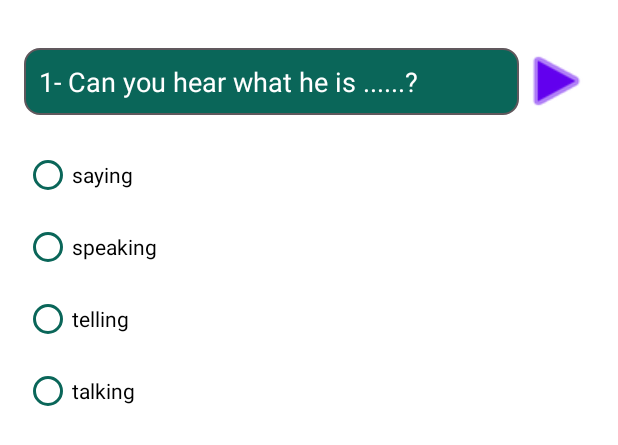
After one commit to daodat2000/EnglishQuiz, an Android app: the layout listening_view.xml on its own in the app's theme, with its tools: preview values and no code run, on a phone screen of 412 x 824 dp. The commit adds this screen. Shown: the top 445 px of the screen. Run offline under Robolectric (Android 15) with nearby library versions, the phone set to English and light mode, and no system bars.

Commit message:
listening

```diff
--- /dev/null
+++ b/app/src/main/res/layout/listening_view.xml
@@ -0,0 +1,61 @@
+<?xml version="1.0" encoding="utf-8"?>
+<LinearLayout
+    xmlns:android="http://schemas.android.com/apk/res/android"
+    android:layout_width="match_parent"
+    android:layout_height="wrap_content">
+    <LinearLayout
+        android:layout_width="match_parent"
+        android:layout_height="wrap_content"
+        android:orientation="vertical"
+        android:padding="16dp">
+        <LinearLayout
+            android:layout_width="match_parent"
+            android:layout_height="wrap_content"
+            android:orientation="horizontal">
+
+            <TextView
+                style="@style/questions"
+                android:layout_width="wrap_content"
+                android:layout_weight="3"
+                android:id="@+id/question"
+                android:text="@string/question_one" />
+            <Button
+                android:layout_width="50dp"
+                android:layout_height="wrap_content"
+                android:background="@android:drawable/ic_media_play"
+                android:id="@+id/btnPlay"
+                android:layout_gravity="center_vertical"
+                />
+
+        </LinearLayout>
+
+        <!-- Answers for question one. -->
+        <RadioGroup
+            android:id="@+id/answer"
+            android:layout_width="match_parent"
+            android:layout_height="match_parent"
+            android:orientation="vertical">
+
+            <RadioButton
+                android:id="@+id/answer_1"
+                style="@style/answers"
+                android:text="@string/q1_answer_a" />
+
+
+            <RadioButton
+                android:id="@+id/answer_2"
+                style="@style/answers"
+                android:text="@string/q1_answer_b" />
+
+            <RadioButton
+                android:id="@+id/answer_3"
+                style="@style/answers"
+                android:text="@string/q1_answer_c" />
+            <RadioButton
+                android:id="@+id/answer_4"
+                style="@style/answers"
+                android:text="talking" />
+
+        </RadioGroup>
+    </LinearLayout>
+</LinearLayout>
```
Also changed, not shown: app/src/main/AndroidManifest.xml (+9 -0 lines), app/src/main/assets/dataQuestion.json (+33 -0 lines), app/src/main/java/com/example/englishquiz/FillQuestionAdapter.java (added, +45 -0 lines), app/src/main/java/com/example/englishquiz/Listening.java (added, +58 -0 lines), app/src/main/java/com/example/englishquiz/ListeningAdapter.java (added, +70 -0 lines), app/src/main/java/com/example/englishquiz/MainActivity.java (+8 -1 lines), app/src/main/java/com/example/englishquiz/MultipleQuestionAdapter.java (added, +58 -0 lines), app/src/main/java/com/example/englishquiz/Question.java (+22 -1 lines), app/src/main/java/com/example/englishquiz/RecyclerAdapter.java (+23 -93 lines), app/src/main/java/com/example/englishquiz/ResultActivity.java (added, +40 -0 lines), app/src/main/res/layout/activity_result.xml (added, +24 -0 lines), app/src/main/res/drawable/fair.png (added), app/src/main/res/drawable/happy.png (added), app/src/main/res/drawable/sad.jpg (added), 5 other files.
